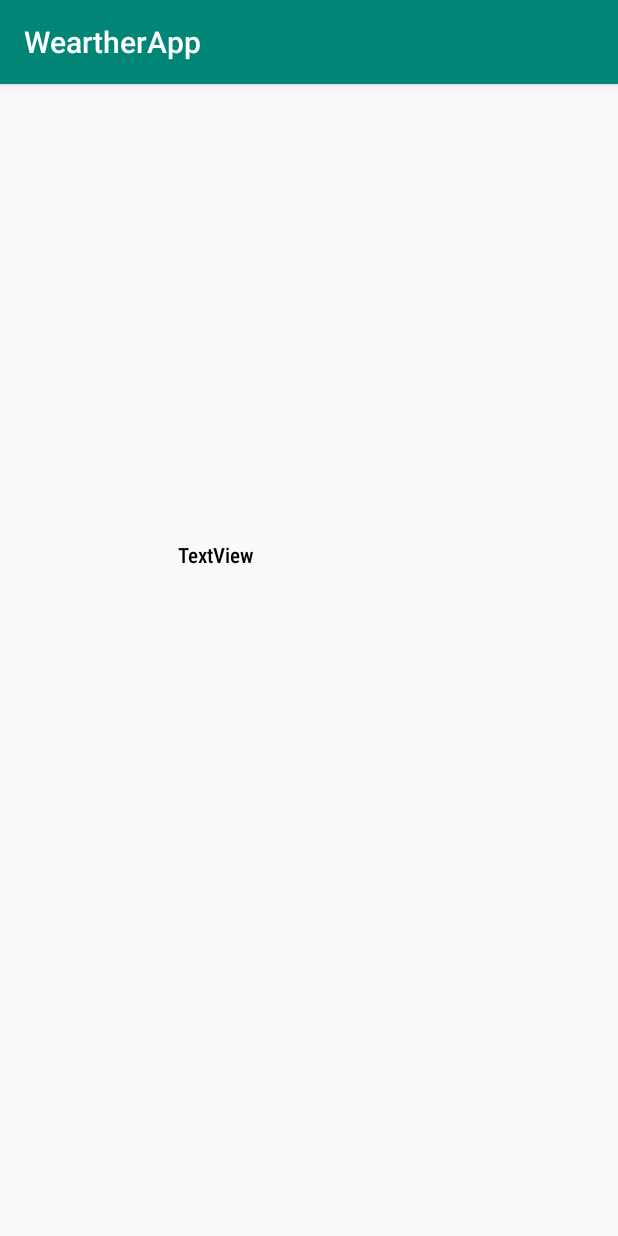
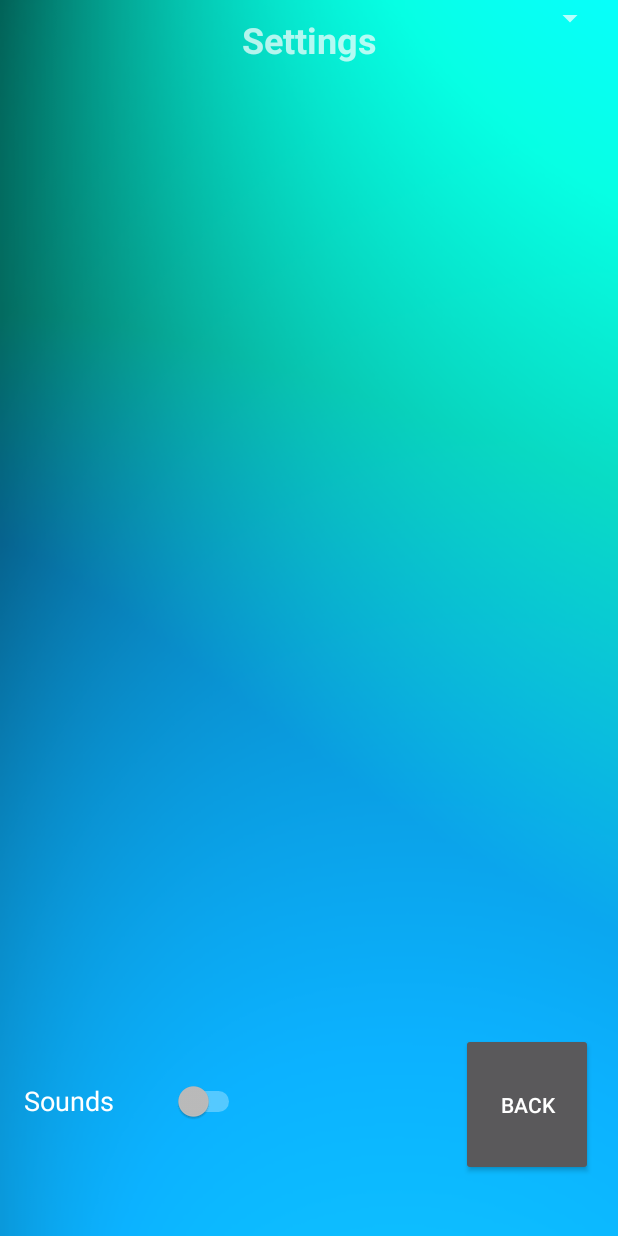
Before and after one commit to ilnprj/WeatherApp, an Android app: the screen it shows after launch (Settings), after a tap on "НАСТРОЙКИ", on a phone screen of 412 x 824 dp. Run offline under Robolectric (Android 15) with nearby library versions, the phone set to English and light mode, and no system bars.

Commit message:
Правка интерфейса

```diff
--- a/app/src/main/java/com/example/weartherapp/MainActivity.java
+++ b/app/src/main/java/com/example/weartherapp/MainActivity.java
@@ -17,9 +17,6 @@ public class MainActivity extends AppCompatActivity implements View.OnClickListe
 
         Button btnOpenSettings = findViewById(R.id.buttonSettings);
         btnOpenSettings.setOnClickListener(this);
-
-        Button btnOpenMap = findViewById(R.id.buttonStart);
-        btnOpenMap.setOnClickListener(this);
     }
 
     //Один метод для всех кнопок. Внутри метода идет проверка по ID кнопки. Вызываем необходимые активити.
@@ -28,12 +25,6 @@ public class MainActivity extends AppCompatActivity implements View.OnClickListe
         Intent intent;
         switch (v.getId())
         {
-            case R.id.buttonStart:
-            {
-                intent = new Intent(this, MapsActivity.class);
-                break;
-            }
-
             case R.id.buttonSettings:
             {
                 intent = new Intent(this, Settings.class);
--- a/app/src/main/java/com/example/weartherapp/Settings.java
+++ b/app/src/main/java/com/example/weartherapp/Settings.java
@@ -2,12 +2,22 @@ package com.example.weartherapp;
 
 import android.support.v7.app.AppCompatActivity;
 import android.os.Bundle;
+import android.view.View;
+import android.widget.Button;
 
-public class Settings extends AppCompatActivity {
+public class Settings extends AppCompatActivity implements View.OnClickListener {
 
     @Override
     protected void onCreate(Bundle savedInstanceState) {
         super.onCreate(savedInstanceState);
         setContentView(R.layout.activity_settings);
+        Button btn = findViewById(R.id.backBtn);
+        btn.setOnClickListener(this);
+    }
+
+    @Override
+    public void onClick(View v)
+    {
+        onBackPressed();
     }
 }
--- a/app/src/main/res/layout/activity_settings.xml
+++ b/app/src/main/res/layout/activity_settings.xml
@@ -4,24 +4,67 @@
     xmlns:tools="http://schemas.android.com/tools"
     android:layout_width="match_parent"
     android:layout_height="match_parent"
+    android:orientation="vertical"
+    android:background="@drawable/background"
     tools:context=".Settings">
+
+    <Switch
+        android:id="@+id/switchSound"
+        android:layout_width="147dp"
+        android:layout_height="92dp"
+        android:layout_marginStart="8dp"
+        android:layout_marginLeft="8dp"
+        android:layout_marginEnd="8dp"
+        android:layout_marginRight="8dp"
+        android:layout_marginBottom="44dp"
+        android:text="Sounds"
+        android:textColor="@color/common_google_signin_btn_text_dark_default"
+        android:textSize="18sp"
+        app:layout_constraintBottom_toBottomOf="parent"
+        app:layout_constraintEnd_toEndOf="parent"
+        app:layout_constraintHorizontal_bias="0.032"
+        app:layout_constraintStart_toStartOf="parent" />
+
+    <Spinner
+        android:id="@+id/spinner"
+        android:layout_width="395dp"
+        android:layout_height="wrap_content"
+        android:layout_marginStart="8dp"
+        android:layout_marginLeft="8dp"
+        android:layout_marginEnd="8dp"
+        android:layout_marginRight="8dp"
+        app:layout_constraintEnd_toEndOf="parent"
+        app:layout_constraintStart_toStartOf="parent"
+        tools:layout_editor_absoluteY="156dp" />
+
+    <Button
+        android:id="@+id/backBtn"
+        android:layout_width="wrap_content"
+        android:layout_height="95dp"
+        android:layout_marginStart="144dp"
+        android:layout_marginLeft="144dp"
+        android:layout_marginEnd="8dp"
+        android:layout_marginRight="8dp"
+        android:layout_marginBottom="40dp"
+        android:text="Back"
+        app:layout_constraintBottom_toBottomOf="parent"
+        app:layout_constraintEnd_toEndOf="parent"
+        app:layout_constraintHorizontal_bias="0.0"
+        app:layout_constraintStart_toEndOf="@+id/switchSound" />
 
     <TextView
         android:id="@+id/textView"
-        android:layout_width="174dp"
-        android:layout_height="72dp"
+        android:layout_width="170dp"
+        android:layout_height="53dp"
         android:layout_marginStart="8dp"
         android:layout_marginLeft="8dp"
-        android:layout_marginTop="304dp"
         android:layout_marginEnd="8dp"
         android:layout_marginRight="8dp"
-        android:text="TextView"
-        android:textColor="@android:color/background_dark"
-        app:fontFamily="sans-serif-condensed-medium"
+        android:gravity="center"
+        android:text="Settings"
+        android:textSize="24sp"
+        android:textStyle="bold"
         app:layout_constraintEnd_toEndOf="parent"
-        app:layout_constraintHorizontal_bias="0.497"
         app:layout_constraintStart_toStartOf="parent"
-        app:layout_constraintTop_toTopOf="parent"
-        tools:text="@string/app_name" />
-
+        tools:layout_editor_absoluteY="28dp" />
 </android.support.constraint.ConstraintLayout>
```
Also changed, not shown: app/src/main/AndroidManifest.xml (+2 -23 lines), app/src/main/java/com/example/weartherapp/MapsActivity.java (deleted, +0 -46 lines), app/src/main/res/layout/activity_main.xml (+36 -26 lines), app/src/main/res/layout/activity_maps.xml (deleted, +0 -9 lines), app/src/main/res/drawable-v24/background.png (added), app/src/main/res/drawable-v24/button.png (added).
